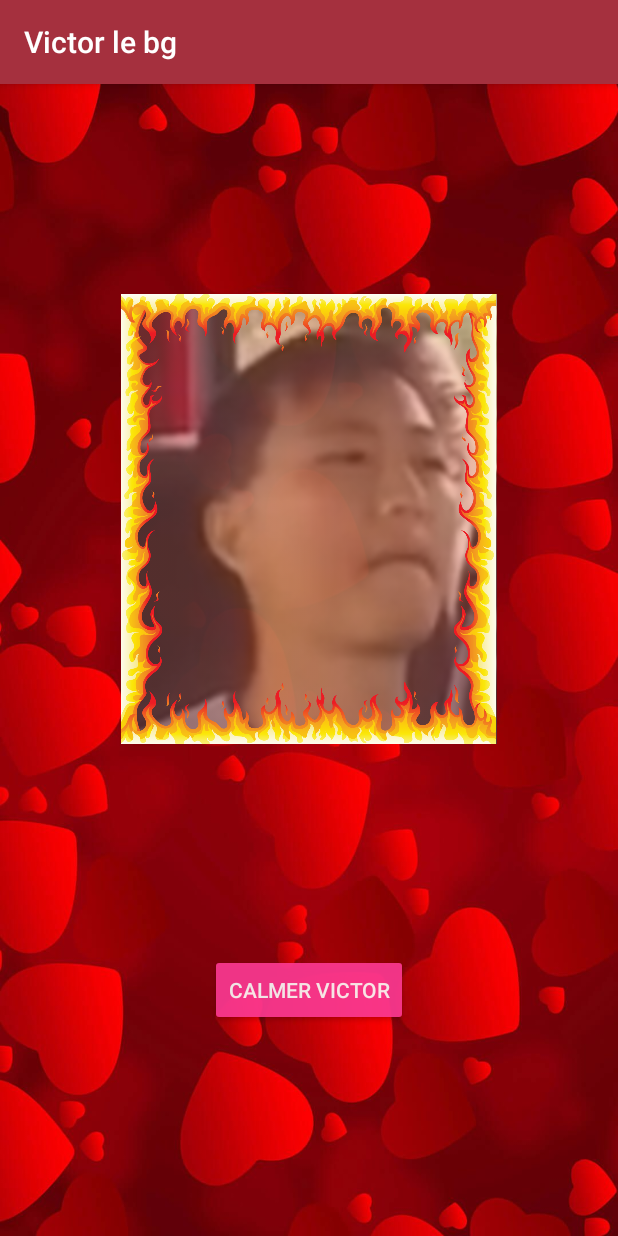
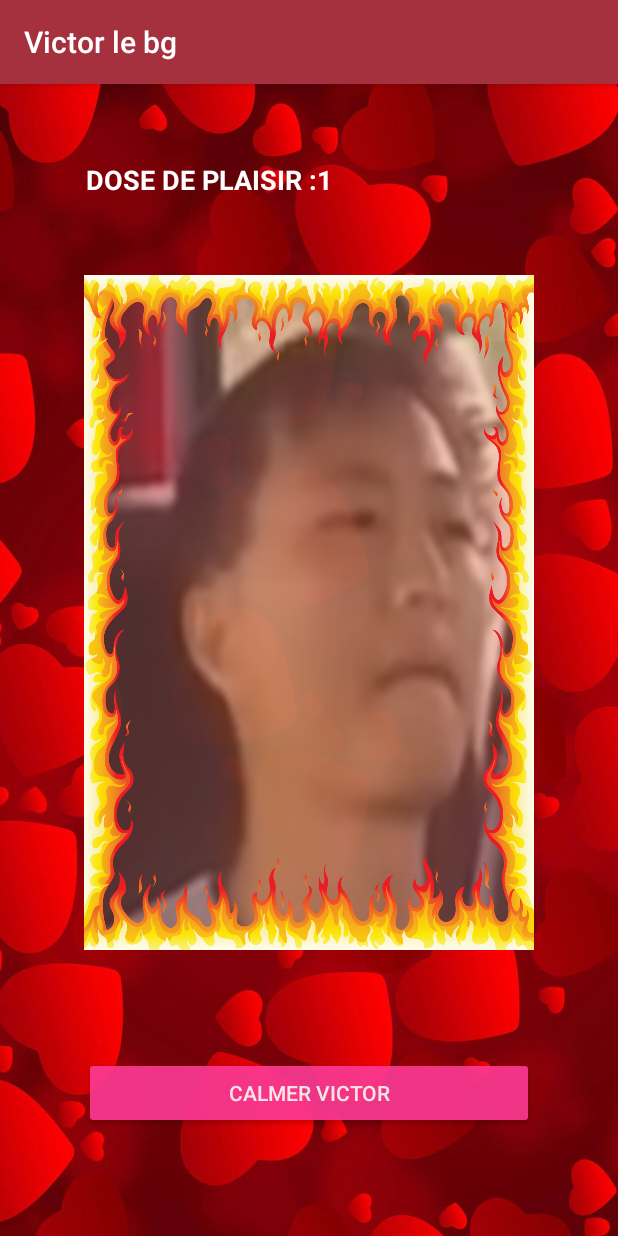
Before and after one commit to Batoch/androidyouyou, an Android app: the screen it shows after launch (MainActivity), after a tap on "FAIRE DU BIEN A VICTOR", on a phone screen of 412 x 824 dp. Run offline under Robolectric (Android 15) with nearby library versions, the phone set to English and light mode, and no system bars.

Commit message:
[GUI] adding pleasure counter

```diff
--- a/app/src/main/java/com/plaisir/victor/MainActivity.kt
+++ b/app/src/main/java/com/plaisir/victor/MainActivity.kt
@@ -4,6 +4,7 @@ import android.os.Bundle
 import android.view.View
 import android.widget.Button
 import android.widget.ImageView
+import android.widget.TextView
 import android.widget.Toast
 import androidx.appcompat.app.AppCompatActivity
 
@@ -11,10 +12,13 @@ import androidx.appcompat.app.AppCompatActivity
 class MainActivity : AppCompatActivity() {
 
     private var victorEstNormal: Boolean = true
+    private var compteurDePlaisir: Int = 0
 
     override fun onCreate(savedInstanceState: Bundle?) {
         super.onCreate(savedInstanceState)
         setContentView(R.layout.activity_main)
+        //init counter display:
+        findViewById<TextView>(R.id.a_main_txt_cmpt).text = (getString(R.string.dose_de_plaisir) + "$compteurDePlaisir")
     }
 
     fun changervictor(view: View) {
@@ -23,6 +27,8 @@ class MainActivity : AppCompatActivity() {
             findViewById<ImageView>(R.id.a_main_frame).setImageResource(R.drawable.fire_frame_design)
             findViewById<Button>(R.id.a_main_btn).text = getString(R.string.CalmerVictor)
             Toast.makeText(this, "Hmmm c'est bon", Toast.LENGTH_SHORT).show()
+            compteurDePlaisir ++
+            findViewById<TextView>(R.id.a_main_txt_cmpt).text = (getString(R.string.dose_de_plaisir) + "$compteurDePlaisir")
         } else {
             findViewById<ImageView>(R.id.a_main_img_victor).setImageResource(R.drawable.victornormal)
             findViewById<ImageView>(R.id.a_main_frame).setImageResource(R.drawable.gold_frame_design)
--- a/app/src/main/res/layout/activity_main.xml
+++ b/app/src/main/res/layout/activity_main.xml
@@ -11,7 +11,7 @@
     <Button
         android:id="@+id/a_main_btn"
         style="@style/Widget.AppCompat.Button.Colored"
-        android:layout_width="wrap_content"
+        android:layout_width="@dimen/width_you"
         android:layout_height="wrap_content"
         android:alpha="0.9"
         android:onClick="changervictor"
@@ -23,35 +23,49 @@
 
     <ImageView
         android:id="@+id/a_main_img_victor"
-        android:layout_width="250dp"
-        android:layout_height="300dp"
+        android:layout_width="@dimen/width_you"
+        android:layout_height="@dimen/height_you"
         android:adjustViewBounds="false"
         android:alpha="0.9"
         android:contentDescription="@string/la_belle_image_de_base"
         android:cropToPadding="false"
         android:scaleType="fitXY"
         android:tint="#FFFFFF"
-        app:layout_constraintBottom_toTopOf="@+id/a_main_btn"
+        app:layout_constraintBottom_toBottomOf="parent"
         app:layout_constraintEnd_toEndOf="parent"
         app:layout_constraintStart_toStartOf="parent"
         app:layout_constraintTop_toTopOf="parent"
+        app:layout_constraintVertical_bias="0.40"
         app:srcCompat="@drawable/victornormal"
         app:tint="#31E88989"
         tools:ignore="UseAppTint" />
 
     <ImageView
         android:id="@+id/a_main_frame"
-        android:layout_width="250dp"
-        android:layout_height="300dp"
+        android:layout_width="@dimen/width_you"
+        android:layout_height="@dimen/height_you"
         android:adjustViewBounds="false"
+        android:contentDescription="@string/img_frame"
         android:cropToPadding="false"
         android:scaleType="fitXY"
-        android:contentDescription="@string/img_frame"
-        app:layout_constraintBottom_toTopOf="@+id/a_main_btn"
+        app:layout_constraintBottom_toBottomOf="@+id/a_main_img_victor"
         app:layout_constraintEnd_toEndOf="parent"
-        app:layout_constraintHorizontal_bias="0.496"
         app:layout_constraintStart_toStartOf="parent"
         app:layout_constraintTop_toTopOf="parent"
+        app:layout_constraintVertical_bias="1.0"
         app:srcCompat="@drawable/gold_frame_design" />
 
+    <TextView
+        android:id="@+id/a_main_txt_cmpt"
+        android:layout_width="wrap_content"
+        android:layout_height="wrap_content"
+        android:layout_marginStart="1dp"
+        android:text="@string/dose_de_plaisir"
+        android:textColor="#FFFFFF"
+        android:textSize="18sp"
+        android:textStyle="bold"
+        app:layout_constraintBottom_toTopOf="@+id/a_main_img_victor"
+        app:layout_constraintStart_toStartOf="@+id/a_main_frame"
+        app:layout_constraintTop_toTopOf="parent" />
+
 </androidx.constraintlayout.widget.ConstraintLayout>
--- a/app/src/main/res/values/dimens.xml
+++ b/app/src/main/res/values/dimens.xml
@@ -12,4 +12,6 @@
     inner_frame_layout_padding (below variable) on round screens.
     -->
     <dimen name="inner_frame_layout_padding">5dp</dimen>
+    <dimen name="width_you">300dp</dimen>
+    <dimen name="height_you">450dp</dimen>
 </resources>
--- a/app/src/main/res/values/strings.xml
+++ b/app/src/main/res/values/strings.xml
@@ -13,4 +13,5 @@
     <string name="CalmerVictor">Calmer victor</string>
     <string name="love_theme">love_theme</string>
     <string name="img_frame">img_frame</string>
+    <string name="dose_de_plaisir">DOSE DE PLAISIR : </string>
 </resources>
```
